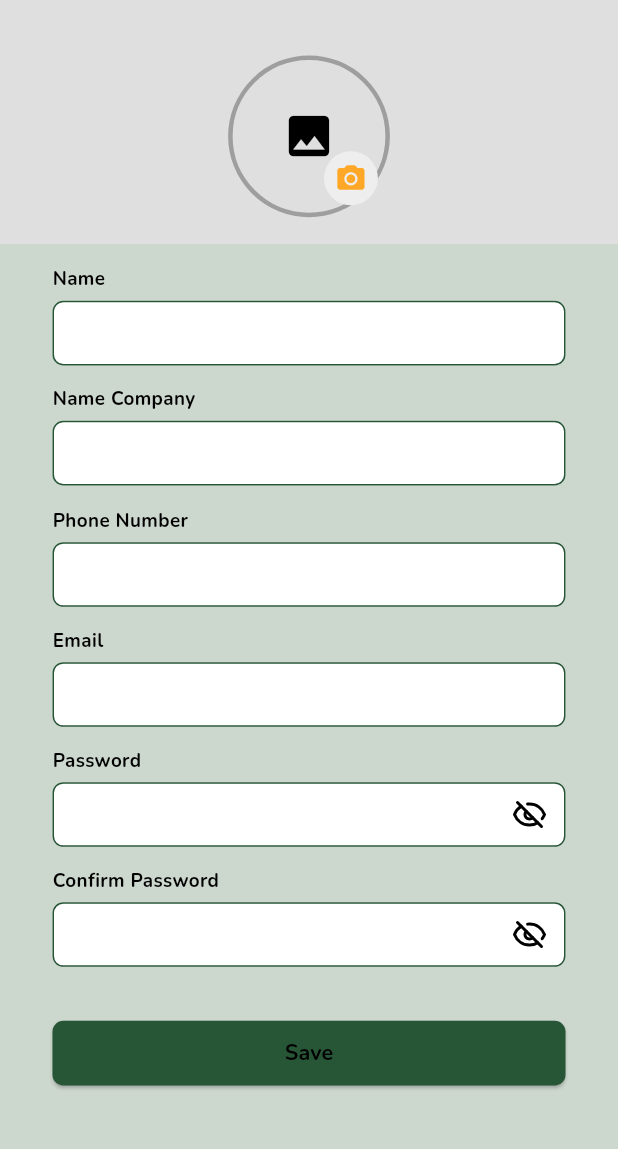
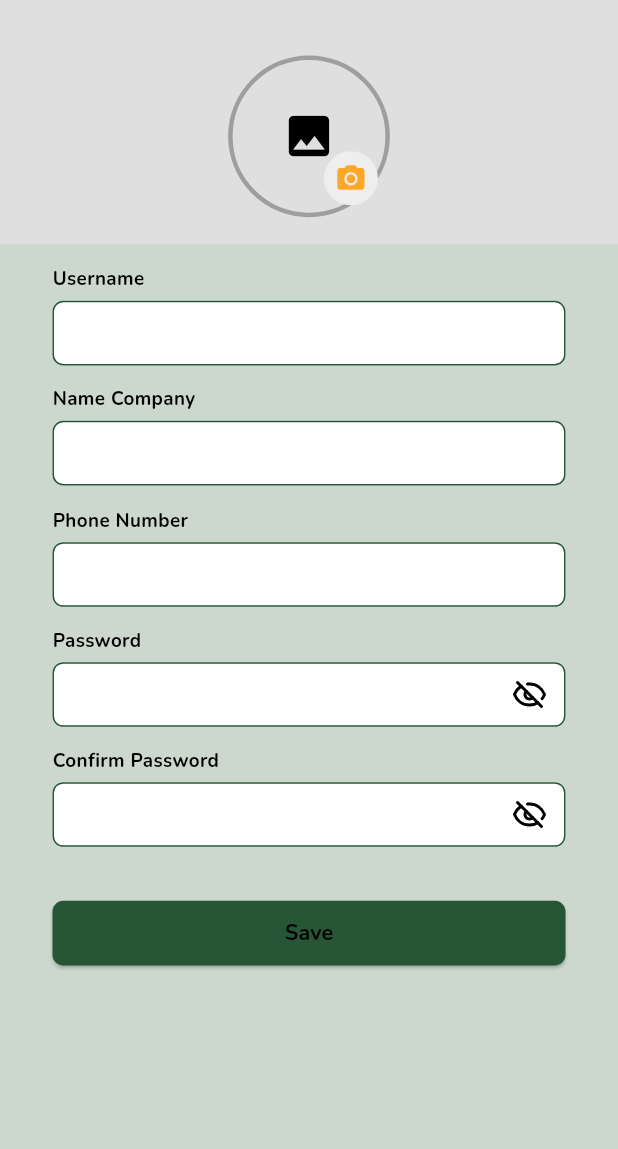
Before and after one commit to allam1768/Admin, a Flutter app: the CreateAccountClientView screen opened by its route, on a phone screen of 412 x 824 dp, the part 77-1226 px from its top. Run offline on Flutter 3.47's test engine with Material 3 defaults, Android fonts, the phone set to English and light mode, and no system bars; our stand-ins replace fl_chart, flutter_screenutil, flutter_svg, get, google_fonts, image_picker and 2 more; accounts and stored records are empty.

```diff
--- a/lib/app/pages/Client/Create Account Client/create_account_client_controller.dart
+++ b/lib/app/pages/Client/Create Account Client/create_account_client_controller.dart
@@ -3,39 +3,33 @@ import 'package:flutter/material.dart';
 import 'package:get/get.dart';
 import 'package:image_picker/image_picker.dart';
 
-
-
 class CreateAccountClientController extends GetxController {
-
-  final nameController = TextEditingController();
+  final usernameController = TextEditingController();
   final nameCompanyController = TextEditingController();
   final phoneController = TextEditingController();
-  final emailController = TextEditingController();
   final passwordController = TextEditingController();
   final confirmPasswordController = TextEditingController();
 
   var profileImage = Rx<File?>(null);
   var imageError = false.obs;
   var isPasswordHidden = true.obs;
-  var nameError = RxnString();
+  var usernameError = RxnString();
   var nameCompanyError = RxnString();
   var phoneError = RxnString();
-  var emailError = RxnString();
   var passwordError = RxnString();
   var confirmPasswordError = RxnString();
 
   void validateForm() {
-    final name = nameController.text;
+    final username = usernameController.text;
     final namecompany = nameCompanyController.text;
     final phone = phoneController.text;
-    final email = emailController.text;
     final password = passwordController.text;
     final confirmPassword = confirmPasswordController.text;
 
-    nameError.value = name.isEmpty ? "Name harus diisi!" : null;
-    nameCompanyError.value = namecompany.isEmpty ? "Nama Company harus diisi!" : null;
+    usernameError.value = username.isEmpty ? "Username harus diisi!" : null;
+    nameCompanyError.value =
+        namecompany.isEmpty ? "Nama Company harus diisi!" : null;
     phoneError.value = phone.isEmpty ? "Phone number harus diisi!" : null;
-    emailError.value = email.isEmpty ? "Email harus diisi!" : null;
     passwordError.value = password.isEmpty ? "Password harus diisi!" : null;
 
     if (confirmPassword.isEmpty) {
@@ -51,10 +45,9 @@ class CreateAccountClientController extends GetxController {
 
     // Validasi tanpa image
     if ([
-      nameError.value,
+      usernameError.value,
       nameCompanyError.value,
       phoneError.value,
-      emailError.value,
       passwordError.value,
       confirmPasswordError.value,
     ].every((e) => e == null)) {
@@ -63,7 +56,6 @@ class CreateAccountClientController extends GetxController {
       Get.toNamed('/CreateAccountCompany');
     }
   }
-
 
   Future<void> pickImage() async {
     final picker = ImagePicker();
@@ -76,10 +68,9 @@ class CreateAccountClientController extends GetxController {
 
   @override
   void onClose() {
-    nameController.dispose();
+    usernameController.dispose();
     nameCompanyController.dispose();
     phoneController.dispose();
-    emailController.dispose();
     passwordController.dispose();
     confirmPasswordController.dispose();
     super.onClose();
--- a/lib/app/pages/Client/Create Account Client/create_account_client_view.dart
+++ b/lib/app/pages/Client/Create Account Client/create_account_client_view.dart
@@ -43,9 +43,9 @@ import 'create_account_client_controller.dart';
                           children: [
 
                             Obx(() => CustomTextField(
-                              label: "Name",
-                              controller: controller.nameController,
-                              errorMessage: controller.nameError.value,
+                              label: "Username",
+                              controller: controller.usernameController,
+                              errorMessage: controller.usernameError.value,
                             )),
                             SizedBox(height: 15.h),
 
@@ -62,14 +62,6 @@ import 'create_account_client_controller.dart';
                               controller: controller.phoneController,
                               keyboardType: TextInputType.phone,
                               errorMessage: controller.phoneError.value,
-                            )),
-                            SizedBox(height: 15.h),
-
-                            Obx(() => CustomTextField(
-                              label: "Email",
-                              controller: controller.emailController,
-                              keyboardType: TextInputType.emailAddress,
-                              errorMessage: controller.emailError.value,
                             )),
                             SizedBox(height: 15.h),
 
--- a/lib/app/pages/Worker/Create Account Worker/create_account_worker_controller.dart
+++ b/lib/app/pages/Worker/Create Account Worker/create_account_worker_controller.dart
@@ -1,7 +1,3 @@
-import 'dart:io';
-import 'package:flutter/material.dart';
-import 'package:get/get.dart';
-
 import 'dart:io';
 import 'package:flutter/material.dart';
 import 'package:get/get.dart';
@@ -12,7 +8,6 @@ import '../../Bottom Nav/bottomnav_controller.dart';
 class CreateAccountWorkerController extends GetxController {
   final nameController = TextEditingController();
   final phoneController = TextEditingController();
-  final emailController = TextEditingController();
   final passwordController = TextEditingController();
   final confirmPasswordController = TextEditingController();
 
@@ -21,7 +16,6 @@ class CreateAccountWorkerController extends GetxController {
 
   var nameError = RxnString();
   var phoneError = RxnString();
-  var emailError = RxnString();
   var passwordError = RxnString();
   var confirmPasswordError = RxnString();
 
@@ -30,13 +24,11 @@ class CreateAccountWorkerController extends GetxController {
   void validateForm() {
     final name = nameController.text;
     final phone = phoneController.text;
-    final email = emailController.text;
     final password = passwordController.text;
     final confirmPassword = confirmPasswordController.text;
 
     nameError.value = name.isEmpty ? "Name harus diisi!" : null;
     phoneError.value = phone.isEmpty ? "Phone number harus diisi!" : null;
-    emailError.value = email.isEmpty ? "Email harus diisi!" : null;
     passwordError.value = password.isEmpty ? "Password harus diisi!" : null;
 
     if (confirmPassword.isEmpty) {
@@ -52,7 +44,6 @@ class CreateAccountWorkerController extends GetxController {
     if ([
       nameError.value,
       phoneError.value,
-      emailError.value,
       passwordError.value,
       confirmPasswordError.value,
     ].every((e) => e == null)) {
@@ -79,7 +70,6 @@ class CreateAccountWorkerController extends GetxController {
   void onClose() {
     nameController.dispose();
     phoneController.dispose();
-    emailController.dispose();
     passwordController.dispose();
     confirmPasswordController.dispose();
     super.onClose();
```
Also changed, not shown: lib/app/pages/Login screen/login_controller.dart (+34 -14 lines), lib/app/pages/Login screen/login_view.dart (+3 -5 lines), lib/app/pages/Worker/Create Account Worker/create_account_worker_view.dart (+0 -7 lines), lib/data/models/LoginResponse_model.dart (added, +29 -0 lines), lib/data/models/user_model.dart (added, +31 -0 lines), lib/data/services/login_service.dart (added, +50 -0 lines).
